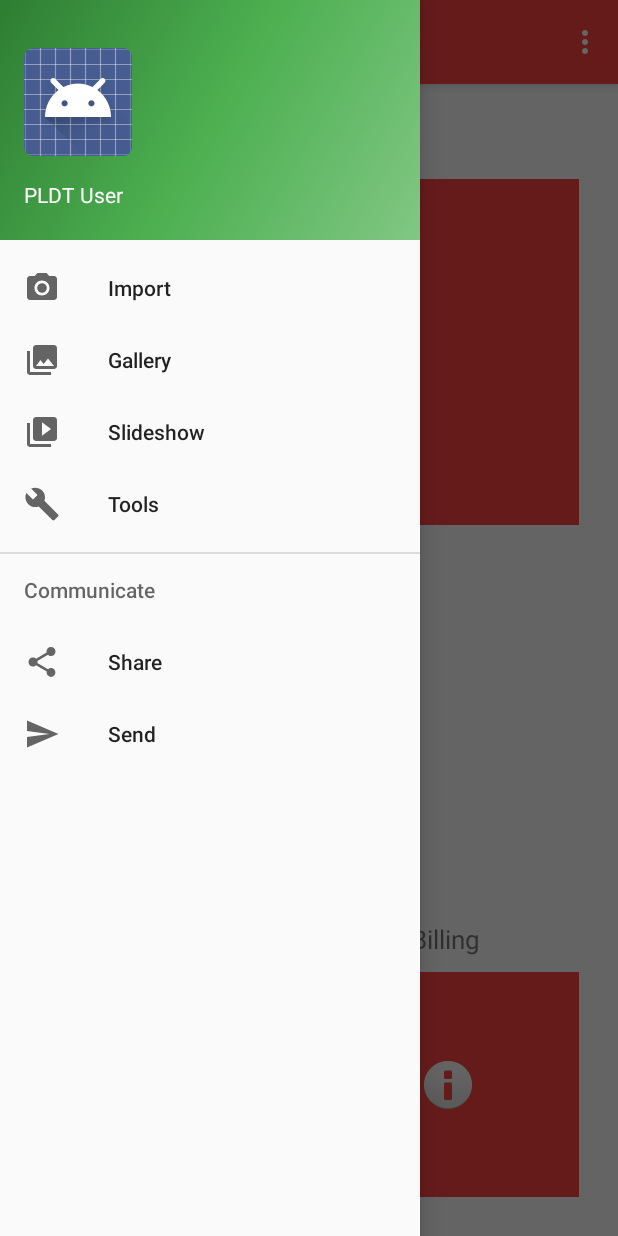
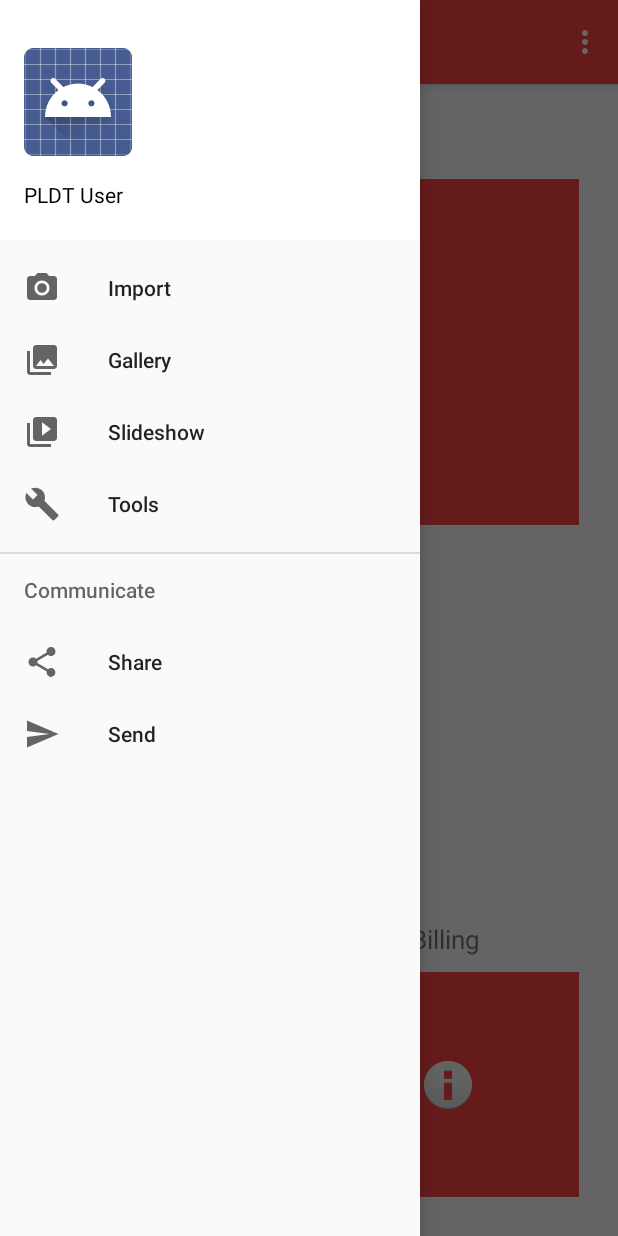
Before and after one commit to richard-parayno/Pilot, an Android app: the MainActivity screen opened directly, with no data from a screen before it, with the side drawer open, on a phone screen of 412 x 824 dp. Run offline under Robolectric (Android 15) with nearby library versions, the phone set to English and light mode, and no system bars.

Commit message:
sidebar colors

```diff
--- a/app/src/main/res/layout/nav_header_main.xml
+++ b/app/src/main/res/layout/nav_header_main.xml
@@ -10,7 +10,9 @@
     android:paddingLeft="@dimen/activity_horizontal_margin"
     android:paddingRight="@dimen/activity_horizontal_margin"
     android:paddingTop="@dimen/activity_vertical_margin"
-    android:theme="@style/ThemeOverlay.AppCompat.Dark">
+    android:theme="@style/ThemeOverlay.AppCompat.Dark"
+    android:backgroundTint="@android:color/background_light"
+    android:weightSum="1">
 
     <ImageView
         android:id="@+id/imageView"
@@ -24,10 +26,12 @@
         android:layout_height="wrap_content"
         android:paddingTop="@dimen/nav_header_vertical_spacing"
         android:text="PLDT User"
+        android:textColor="#000"
         android:textAppearance="@style/TextAppearance.AppCompat.Body1" />
 
     <TextView
         android:id="@+id/textView"
+        android:textColor="#000"
         android:layout_width="wrap_content"
         android:layout_height="wrap_content"
         android:text="firstname@gmail.com" />
--- a/app/src/main/res/values/colors.xml
+++ b/app/src/main/res/values/colors.xml
@@ -2,5 +2,5 @@
 <resources>
     <color name="colorPrimary">#3F51B5</color>
     <color name="colorPrimaryDark">#303F9F</color>
-    <color name="colorAccent">#FF4081</color>
+    <color name="colorAccent">#ff4081</color>
 </resources>
```
